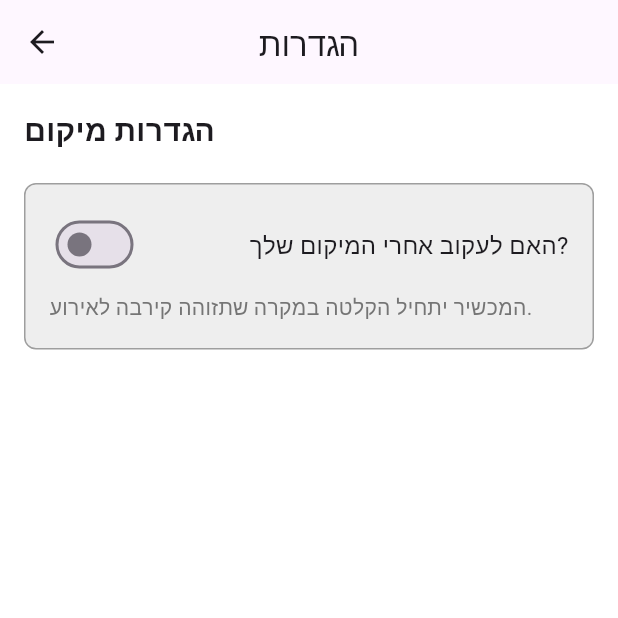
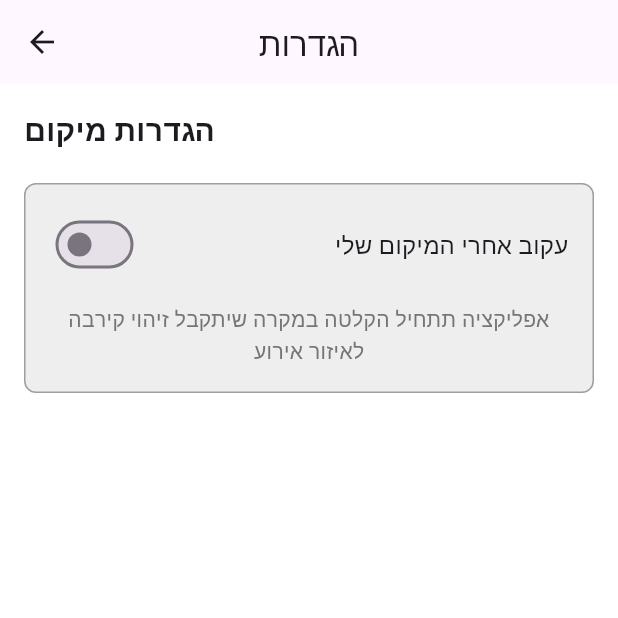
Before and after one commit to Meir-Crombie/ResQDoc-Hackthon, a Flutter app: the Settings screen opened by its route, on a phone screen of 412 x 824 dp, the top half of it. Run offline on Flutter 3.47's test engine with Material 3 defaults, Android fonts, the phone set to English and light mode, and no system bars; our stand-ins replace just_audio, shared_preferences; missing offline and left inert: record; accounts and stored records are empty.

Commit message:
Settings page implemention

```diff
--- a/frontend/lib/pages/settings_page.dart
+++ b/frontend/lib/pages/settings_page.dart
@@ -39,7 +39,6 @@ class _SettingsState extends State<Settings> {
               ),
               padding: const EdgeInsets.all(16.0),
               child: Column(
-                crossAxisAlignment: CrossAxisAlignment.start, // יישור לשמאל
                 children: [
                   Row(
                     mainAxisAlignment: MainAxisAlignment.spaceBetween,
@@ -53,14 +52,15 @@ class _SettingsState extends State<Settings> {
                         },
                       ),
                       Text(
-                        'האם לעקוב אחרי המיקום שלך?',
+                        'עקוב אחרי המיקום שלי',
                         style: TextStyle(fontSize: 16),
                       ),
                     ],
                   ),
-                  const SizedBox(height: 8), // מרווח קטן מתחת לשורה
+                  const SizedBox(height: 16), // מרווח אנכי בין השורה להערה
                   Text(
-                    'המכשיר יתחיל הקלטה במקרה שתזוהה קירבה לאירוע.',
+                    'אפליקציה תתחיל הקלטה במקרה שיתקבל זיהוי קירבה לאיזור אירוע',
+                    textAlign: TextAlign.center, // יישור הטקסט למרכז
                     style: TextStyle(
                       fontSize: 14,
                       color: Colors.grey[600], // צבע טקסט אפור כהה
```
